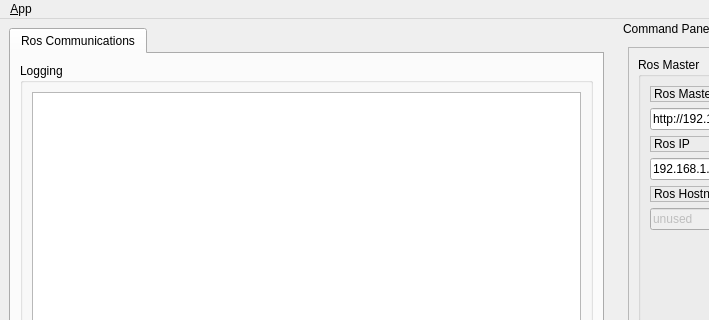
The window that ros_ackerman_monster_truck/qtros/ui/main_window.ui (alexspirou/ROS_Ackerman_Monster_Truck_) describes before a commit, drawn with Qt 5; both pictures show x 0 to 709 and y 0 to 320 of the 944 by 704 pixel window.
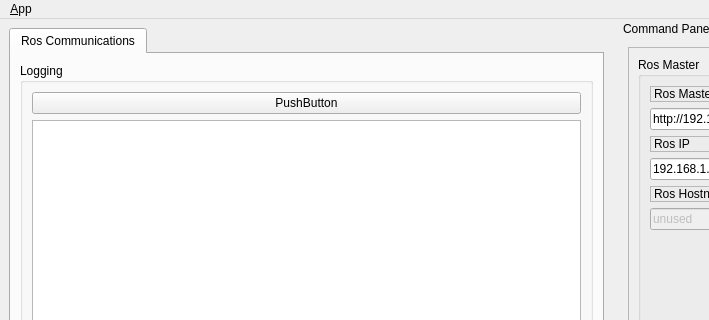
The same window after the commit. Icons and pictures are not drawn.

Patch:
```diff
--- a/ros_ackerman_monster_truck/qtros/ui/main_window.ui
+++ b/ros_ackerman_monster_truck/qtros/ui/main_window.ui
@@ -53,9 +53,16 @@
            <string>Logging</string>
           </property>
           <layout class="QGridLayout" name="gridLayout_3">
-           <item row="0" column="0">
+           <item row="1" column="0">
             <widget class="QListView" name="view_logging"/>
            </item>
+           <item row="0" column="0">
+            <widget class="QPushButton" name="pushButton">
+             <property name="text">
+              <string>PushButton</string>
+             </property>
+            </widget>
+           </item>
           </layout>
          </widget>
         </item>
```
Left out of the diff: 4 changed lines with no effect on the pictures.
